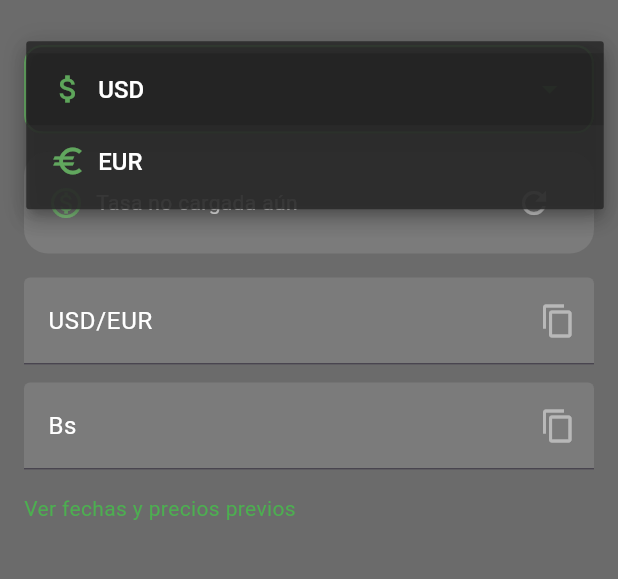
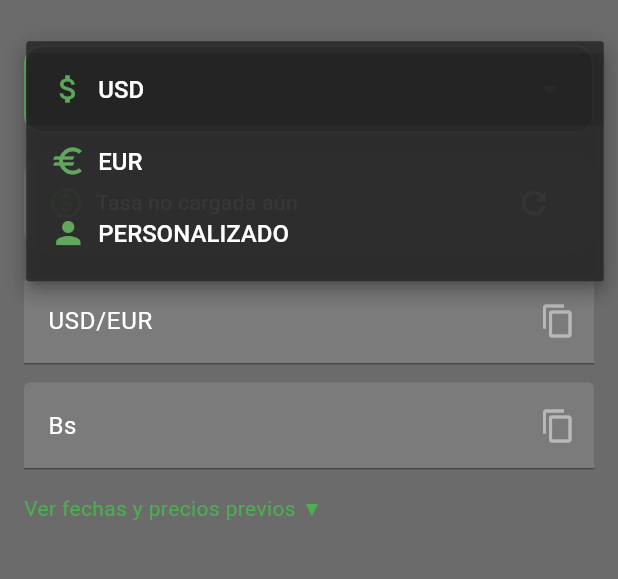
Before and after one commit to fonsitow/calculator, a Flutter app: the TasaCalculator screen opened directly, after a tap on "USD", on a phone screen of 412 x 824 dp, the part 63-642 px from its top. Run offline on Flutter 3.47's test engine with Material 3 defaults, Android fonts, the phone set to English and light mode, and no system bars; our stand-ins replace math_expressions, shared_preferences; accounts and stored records are empty; network calls fail.

Commit message:
Avances en la calculadora de tasa, modal, tasa personalizada ui aun falta ux

```diff
--- a/lib/screens/home.dart
+++ b/lib/screens/home.dart
@@ -162,6 +162,7 @@ class _HomeState extends State<Home> {
   @override
   Widget build(BuildContext context) {
     // Media Query
+    // ignore: unused_local_variable
     final ancho = MediaQuery.of(context).size.width;
     final alto = MediaQuery.of(context).size.height;
     double verticalPadding = alto * (alto >= 64 ? 0.08 : 0.06);
--- a/lib/screens/tasa_calculator.dart
+++ b/lib/screens/tasa_calculator.dart
@@ -1,6 +1,7 @@
 import 'dart:convert';
 import 'package:calculator/components/appbar.dart';
 import 'package:calculator/components/drawer.dart';
+import 'package:calculator/components/historial_modal.dart';
 import 'package:calculator/models/porcentaje_cambio.dart';
 import 'package:calculator/models/tasa.dart';
 import 'package:calculator/models/tasa_previous.dart';
@@ -17,6 +18,14 @@ class TasaCalculator extends StatefulWidget {
 }
 
 class _TasaCalculatorState extends State<TasaCalculator> {
+  void mostrarModalHistorial(BuildContext context) {
+    showModalBottomSheet(
+      context: context,
+      isScrollControlled: true,
+      builder: (context) => const ModalHistory(),
+    );
+  }
+
   final NumberFormat formatter = NumberFormat.decimalPattern();
   bool mostrarTexto = false;
   String monedaSeleccionada = 'USD';
@@ -122,7 +131,7 @@ class _TasaCalculatorState extends State<TasaCalculator> {
         'Calculadora Cambio',
         Icon(Icons.monetization_on),
         Colors.transparent,
-        () {},
+        () => mostrarModalHistorial(context),
       ),
       drawer: MenuLateral(title: 'Calculadora De Cambio'),
       body: ListView(
@@ -161,15 +170,19 @@ class _TasaCalculatorState extends State<TasaCalculator> {
                         fontSize: 16,
                         fontWeight: FontWeight.w500,
                       ),
-                      items: ['USD', 'EUR'].map((String value) {
+                      items: ['USD', 'EUR', 'PERSONALIZADO'].map((
+                        String value,
+                      ) {
                         return DropdownMenuItem<String>(
                           value: value,
                           child: Row(
                             children: [
                               Icon(
-                                value == 'USD'
+                              value == 'USD'
                                     ? Icons.attach_money
-                                    : Icons.euro,
+                                    : (value == 'EUR')
+                                    ? Icons.euro
+                                    : Icons.person,
                                 color: const Color.fromARGB(147, 135, 255, 129),
                               ),
                               const SizedBox(width: 8),
@@ -280,7 +293,6 @@ class _TasaCalculatorState extends State<TasaCalculator> {
                     recalcularDesdeUSD(limpio);
                   },
                 ),
-
                 SizedBox(height: 12),
                 TextField(
                   showCursor: false,
@@ -342,7 +354,9 @@ class _TasaCalculatorState extends State<TasaCalculator> {
                       });
                     },
                     child: Text(
-                      'Ver fechas y precios previos',
+                      mostrarTexto
+                          ? 'Ocultar fechas y precios previos ▲'
+                          : 'Ver fechas y precios previos ▼',
                       style: TextStyle(color: Colors.green),
                     ),
                   ),
@@ -352,7 +366,7 @@ class _TasaCalculatorState extends State<TasaCalculator> {
                   mainAxisAlignment: MainAxisAlignment.center,
                   children: [
                     SizedBox(height: 8),
-                    if (mostrarTexto) ...[
+                    if (mostrarTexto && tasaPrevious != null) ...[
                       Text(
                         'Fecha: $fechaPrevia',
                         style: TextStyle(
@@ -360,11 +374,10 @@ class _TasaCalculatorState extends State<TasaCalculator> {
                           color: const Color.fromARGB(186, 76, 175, 79),
                         ),
                       ),
-                      SizedBox(height: 4),
                       Text(
                         monedaSeleccionada == 'USD'
-                            ? 'Tasa: ${(tasaPrevious!.usd).toString()} USD'
-                            : 'Tasa: ${tasaPrevious!.eur.toString()} EUR',
+                            ? 'Tasa: ${(tasaPrevious!.usd).toStringAsFixed(2)} USD'
+                            : 'Tasa: ${tasaPrevious!.eur.toStringAsFixed(2)} EUR',
                         style: TextStyle(
                           fontSize: 14,
                           color: const Color.fromARGB(172, 76, 175, 79),
```
Also changed, not shown: lib/components/historial_modal.dart (added, +28 -0 lines), lib/models/tasa_history.dart (added, +27 -0 lines), lib/provider/get_historial_tasa.dart (added, +29 -0 lines).
